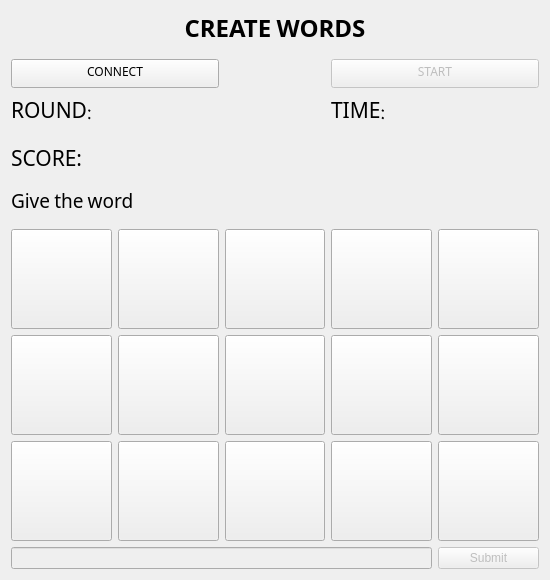
The window that Gra_slowa/Client/chatwindow.ui (michalinamanikowska/Gra-ukladanie_slow) describes before a commit, drawn with Qt 5.
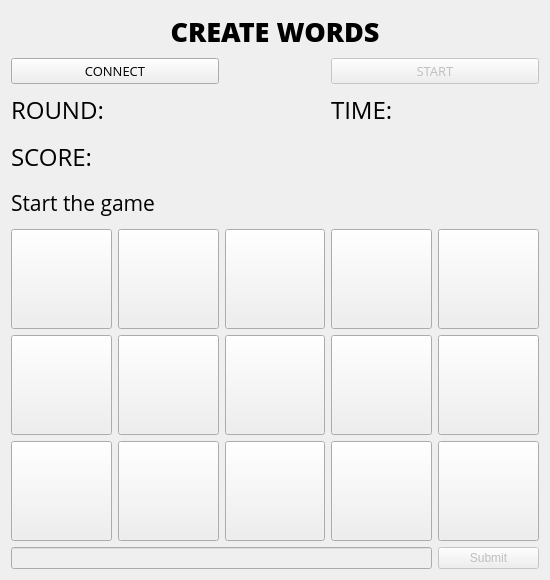
The same window after the commit.

Commit message: start new game

What changed in the file:
```diff
--- a/Gra_slowa/Client/chatwindow.ui
+++ b/Gra_slowa/Client/chatwindow.ui
@@ -24,8 +24,8 @@
      </property>
      <property name="font">
       <font>
-       <family>Noto Kufi Arabic</family>
-       <pointsize>16</pointsize>
+       <family>Open Sans</family>
+       <pointsize>18</pointsize>
       </font>
      </property>
      <property name="text">
@@ -158,8 +158,8 @@
      </property>
      <property name="font">
       <font>
-       <family>Noto Naskh Arabic</family>
-       <pointsize>9</pointsize>
+       <family>Open Sans</family>
+       <pointsize>10</pointsize>
       </font>
      </property>
      <property name="text">
@@ -339,8 +339,8 @@
     <widget class="QLabel" name="title">
      <property name="font">
       <font>
-       <family>Noto Naskh Arabic</family>
-       <pointsize>18</pointsize>
+       <family>Open Sans Extrabold</family>
+       <pointsize>20</pointsize>
        <weight>75</weight>
        <bold>true</bold>
       </font>
@@ -378,8 +378,8 @@
     <widget class="QPushButton" name="connectButton">
      <property name="font">
       <font>
-       <family>Noto Naskh Arabic</family>
-       <pointsize>9</pointsize>
+       <family>Open Sans</family>
+       <pointsize>10</pointsize>
       </font>
      </property>
      <property name="text">
@@ -419,8 +419,8 @@
     <widget class="QLabel" name="label_2">
      <property name="font">
       <font>
-       <family>Noto Naskh Arabic</family>
-       <pointsize>16</pointsize>
+       <family>Open Sans</family>
+       <pointsize>18</pointsize>
       </font>
      </property>
      <property name="text">
@@ -432,8 +432,8 @@
     <widget class="QLabel" name="timer">
      <property name="font">
       <font>
-       <family>Noto Naskh Arabic</family>
-       <pointsize>16</pointsize>
+       <family>Open Sans</family>
+       <pointsize>18</pointsize>
       </font>
      </property>
      <property name="text">
@@ -445,8 +445,8 @@
     <widget class="QLabel" name="label_3">
      <property name="font">
       <font>
-       <family>Noto Naskh Arabic</family>
-       <pointsize>16</pointsize>
+       <family>Open Sans</family>
+       <pointsize>18</pointsize>
       </font>
      </property>
      <property name="text">
@@ -464,12 +464,12 @@
      </property>
      <property name="font">
       <font>
-       <family>Noto Naskh Arabic</family>
-       <pointsize>14</pointsize>
+       <family>Open Sans</family>
+       <pointsize>16</pointsize>
       </font>
      </property>
      <property name="text">
-      <string>Give the word</string>
+      <string>Start the game</string>
      </property>
     </widget>
    </item>
@@ -477,8 +477,8 @@
     <widget class="QLabel" name="time">
      <property name="font">
       <font>
-       <family>Noto Naskh Arabic</family>
-       <pointsize>16</pointsize>
+       <family>Open Sans</family>
+       <pointsize>18</pointsize>
       </font>
      </property>
      <property name="text">
@@ -490,8 +490,8 @@
     <widget class="QLabel" name="points">
      <property name="font">
       <font>
-       <family>Noto Naskh Arabic</family>
-       <pointsize>16</pointsize>
+       <family>Open Sans</family>
+       <pointsize>18</pointsize>
       </font>
      </property>
      <property name="text">
```
Left out of the diff: 2 changed lines with no effect on the pictures. The commit also changes 15 other files.
